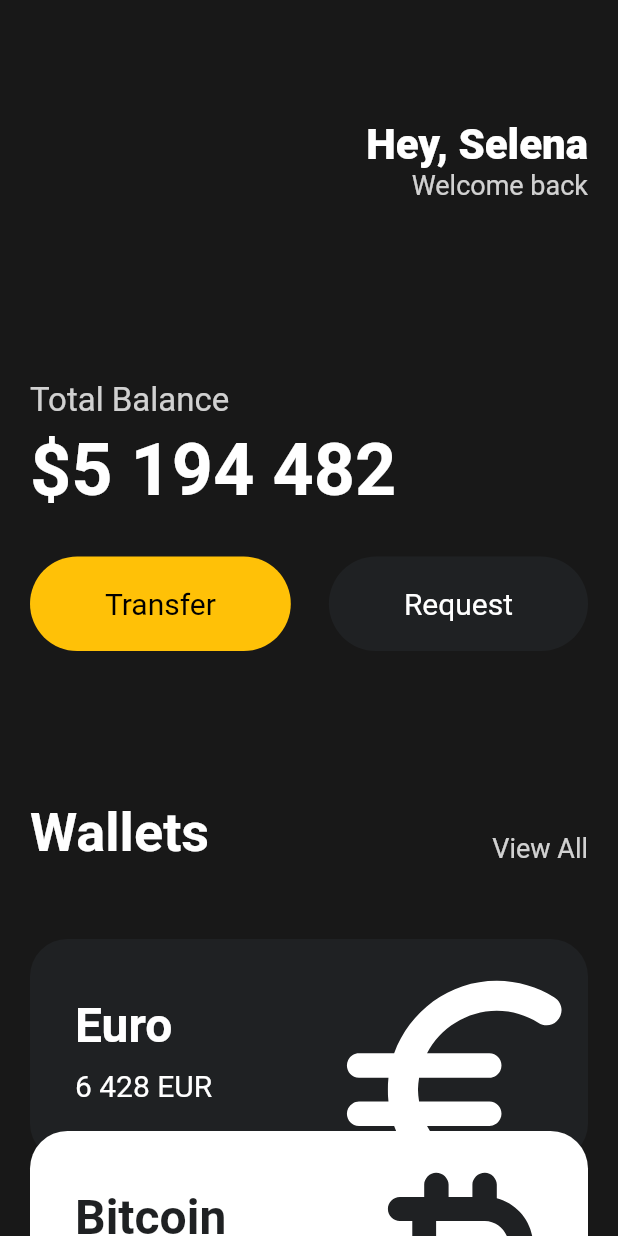
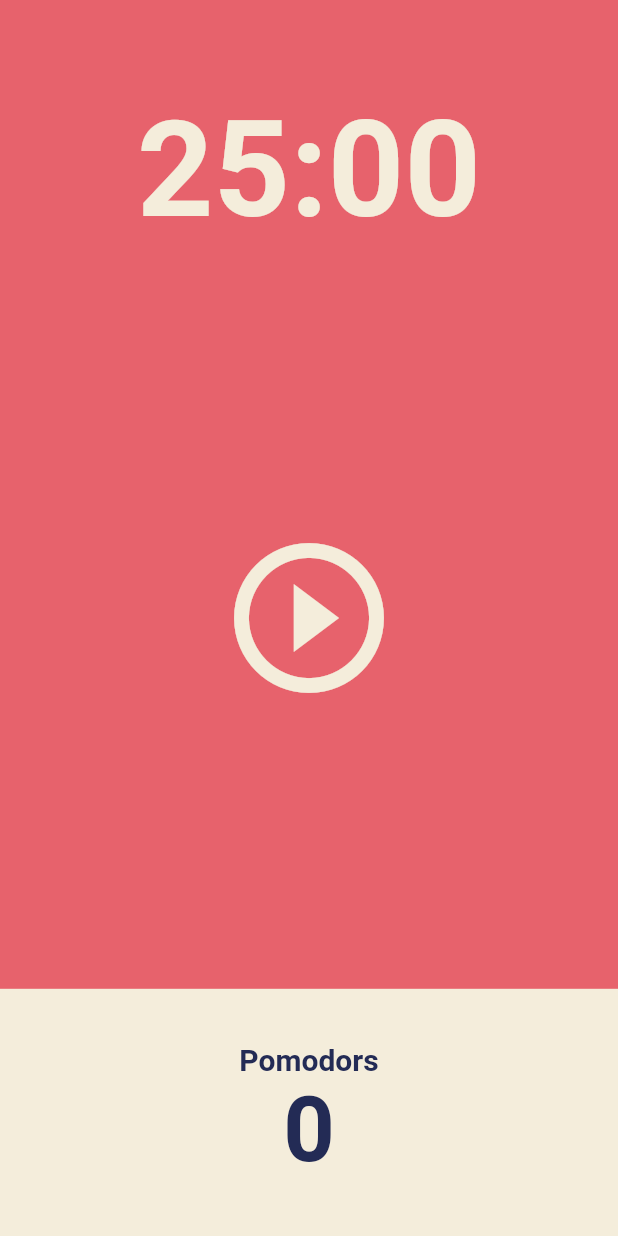
Before and after one commit to ryan-hwang-00/toonflix, a Flutter app: the screen it shows after launch, on a phone screen of 412 x 824 dp. Run offline on Flutter 3.47's test engine with Material 2 defaults, Android fonts, the phone set to English and light mode, and no system bars.

Commit message:
pomodoro start

```diff
--- a/lib/main.dart
+++ b/lib/main.dart
@@ -1,6 +1,5 @@
 import 'package:flutter/material.dart';
-import 'package:toonflix/widgets/currency_card.dart';
-import 'widgets/button.dart';
+import 'screens/home_screen.dart';
 
 void main() {
   runApp(App());
@@ -10,136 +9,16 @@ class App extends StatelessWidget {
   @override
   Widget build(BuildContext context) {
     return MaterialApp(
-      home: Scaffold(
-        backgroundColor: const Color(0xFF181818),
-        body: SingleChildScrollView(
-          child: Padding(
-            padding: const EdgeInsets.symmetric(
-              horizontal: 20,
-            ),
-            child: Column(
-              crossAxisAlignment: CrossAxisAlignment.start,
-              children: [
-                const SizedBox(
-                  height: 80,
-                ),
-                Row(
-                  mainAxisAlignment: MainAxisAlignment.end,
-                  children: [
-                    Column(
-                      crossAxisAlignment: CrossAxisAlignment.end,
-                      children: const [
-                        Text(
-                          'Hey, Selena',
-                          style: TextStyle(
-                            color: Colors.white,
-                            fontSize: 28,
-                            fontWeight: FontWeight.w800,
-                          ),
-                        ),
-                        Text(
-                          'Welcome back',
-                          style: TextStyle(
-                            color: Color.fromRGBO(255, 255, 255, 0.8),
-                            fontSize: 18,
-                          ),
-                        ),
-                      ],
-                    )
-                  ],
-                ),
-                const SizedBox(
-                  height: 120,
-                ),
-                Text(
-                  'Total Balance',
-                  style: TextStyle(
-                    fontSize: 22,
-                    color: Colors.white.withOpacity(0.8),
-                  ),
-                ),
-                const SizedBox(
-                  height: 5,
-                ),
-                const Text(
-                  '\$5 194 482',
-                  style: TextStyle(
-                    fontSize: 48,
-                    fontWeight: FontWeight.w600,
-                    color: Colors.white,
-                  ),
-                ),
-                const SizedBox(
-                  height: 30,
-                ),
-                Row(
-                  mainAxisAlignment: MainAxisAlignment.spaceBetween,
-                  children: const [
-                    Button(
-                      text: "Transfer",
-                      bgColor: Colors.amber,
-                      textColor: Colors.black,
-                    ),
-                    Button(
-                      text: 'Request',
-                      bgColor: Color(0xff1f2123),
-                      textColor: Colors.white,
-                    ),
-                  ],
-                ),
-                const SizedBox(
-                  height: 100,
-                ),
-                Row(
-                  crossAxisAlignment: CrossAxisAlignment.end,
-                  mainAxisAlignment: MainAxisAlignment.spaceBetween,
-                  children: [
-                    const Text(
-                      "Wallets",
-                      style: TextStyle(
-                        color: Colors.white,
-                        fontSize: 36,
-                        fontWeight: FontWeight.w600,
-                      ),
-                    ),
-                    Text(
-                      'View All',
-                      style: TextStyle(
-                        color: Colors.white.withOpacity(0.8),
-                        fontSize: 18,
-                      ),
-                    ),
-                  ],
-                ),
-                const SizedBox(
-                  height: 50,
-                ),
-                const CurrencyCard(
-                  amount: "6 428",
-                  name: "Euro",
-                  code: "EUR",
-                  icon: Icons.euro_rounded,
-                  order: 0,
-                ),
-                const CurrencyCard(
-                  amount: "9 785",
-                  name: "Bitcoin",
-                  code: "BTC",
-                  icon: Icons.currency_bitcoin_rounded,
-                  order: 1,
-                ),
-                const CurrencyCard(
-                  amount: "428",
-                  name: "Dollar",
-                  code: "USD",
-                  icon: Icons.attach_money_outlined,
-                  order: 2,
-                ),
-              ],
-            ),
+      theme: ThemeData(
+        backgroundColor: const Color(0xFFE7626C),
+        textTheme: const TextTheme(
+          headline1: TextStyle(
+            color: Color(0xFF232B55),
           ),
         ),
+        cardColor: const Color(0xFFF4EDDB),
       ),
+      home: const HomeScreen(),
     );
   }
 }
--- /dev/null
+++ b/lib/screens/home_screen.dart
@@ -0,0 +1,84 @@
+import 'package:flutter/material.dart';
+
+class HomeScreen extends StatefulWidget {
+  const HomeScreen({super.key});
+
+  @override
+  State<HomeScreen> createState() => _HomeScreenState();
+}
+
+class _HomeScreenState extends State<HomeScreen> {
+  @override
+  Widget build(BuildContext context) {
+    return Scaffold(
+        backgroundColor: Theme.of(context).backgroundColor,
+        body: Column(
+          children: [
+            Flexible(
+              flex: 1,
+              child: Container(
+                alignment: Alignment.bottomCenter,
+                child: Text(
+                  '25:00',
+                  style: TextStyle(
+                    color: Theme.of(context).cardColor,
+                    fontSize: 89,
+                    fontWeight: FontWeight.w600,
+                  ),
+                ),
+              ),
+            ),
+            Flexible(
+              flex: 3,
+              child: Center(
+                child: IconButton(
+                  iconSize: 120,
+                  color: Theme.of(context).cardColor,
+                  onPressed: () {},
+                  icon: const Icon(
+                    Icons.play_circle_outline,
+                  ),
+                ),
+              ),
+            ),
+            Flexible(
+              flex: 1,
+              child: Row(
+                children: [
+                  Expanded(
+                    child: Container(
+                      decoration: BoxDecoration(
+                        color: Theme.of(context).cardColor,
+                      ),
+                      child: Column(
+                        mainAxisAlignment: MainAxisAlignment.center,
+                        children: [
+                          Text(
+                            "Pomodors",
+                            style: TextStyle(
+                              fontSize: 20,
+                              fontWeight: FontWeight.w600,
+                              color:
+                                  Theme.of(context).textTheme.headline1!.color,
+                            ),
+                          ),
+                          Text(
+                            "0",
+                            style: TextStyle(
+                              fontSize: 60,
+                              fontWeight: FontWeight.w600,
+                              color:
+                                  Theme.of(context).textTheme.headline1!.color,
+                            ),
+                          ),
+                        ],
+                      ),
+                    ),
+                  ),
+                ],
+              ),
+            ),
+          ],
+        ));
+  }
+}
--- a/lib/widgets/button.dart
+++ /dev/null
@@ -1,37 +0,0 @@
-import 'package:flutter/material.dart';
-
-class Button extends StatelessWidget {
-  final String text;
-  final Color bgColor;
-  final Color textColor;
-
-  const Button({
-    super.key,
-    required this.text,
-    required this.bgColor,
-    required this.textColor,
-  });
-
-  @override
-  Widget build(BuildContext context) {
-    return Container(
-      decoration: BoxDecoration(
-        color: bgColor,
-        borderRadius: BorderRadius.circular(45),
-      ),
-      child: Padding(
-        padding: const EdgeInsets.symmetric(
-          vertical: 20,
-          horizontal: 50,
-        ),
-        child: Text(
-          text,
-          style: TextStyle(
-            color: textColor,
-            fontSize: 20,
-          ),
-        ),
-      ),
-    );
-  }
-}
--- a/lib/widgets/currency_card.dart
+++ /dev/null
@@ -1,89 +0,0 @@
-import 'package:flutter/material.dart';
-
-class CurrencyCard extends StatelessWidget {
-  final String name, code, amount;
-  final IconData icon;
-  final int order;
-
-  final _blackColor = const Color(0xff1f2123);
-
-  const CurrencyCard(
-      {super.key,
-      required this.name,
-      required this.code,
-      required this.amount,
-      required this.icon,
-      required this.order});
-
-  @override
-  Widget build(BuildContext context) {
-    bool isInverted = (1 == (order % 2));
-
-    return Transform.translate(
-      offset: Offset(0, order * -20),
-      child: Container(
-        clipBehavior: Clip.hardEdge,
-        decoration: BoxDecoration(
-          color: isInverted ? Colors.white : _blackColor,
-          borderRadius: BorderRadius.circular(25),
-        ),
-        child: Padding(
-          padding: const EdgeInsets.all(30),
-          child: Row(
-            mainAxisAlignment: MainAxisAlignment.spaceBetween,
-            children: [
-              Column(
-                crossAxisAlignment: CrossAxisAlignment.start,
-                children: [
-                  Text(
-                    name,
-                    style: TextStyle(
-                      color: isInverted ? _blackColor : Colors.white,
-                      fontSize: 32,
-                      fontWeight: FontWeight.w600,
-                    ),
-                  ),
-                  const SizedBox(
-                    height: 10,
-                  ),
-                  Row(
-                    children: [
-                      Text(
-                        amount,
-                        style: TextStyle(
-                          color: isInverted ? _blackColor : Colors.white,
-                          fontSize: 20,
-                        ),
-                      ),
-                      const SizedBox(
-                        width: 5,
-                      ),
-                      Text(
-                        code,
-                        style: TextStyle(
-                          color: isInverted ? _blackColor : Colors.white,
-                          fontSize: 20,
-                        ),
-                      ),
-                    ],
-                  ),
-                ],
-              ),
-              Transform.scale(
-                scale: 2.2,
-                child: Transform.translate(
-                  offset: const Offset(-5, 12),
-                  child: Icon(
-                    icon,
-                    color: isInverted ? _blackColor : Colors.white,
-                    size: 88,
-                  ),
-                ),
-              ),
-            ],
-          ),
-        ),
-      ),
-    );
-  }
-}
```
Also changed, not shown: 1 other file.
